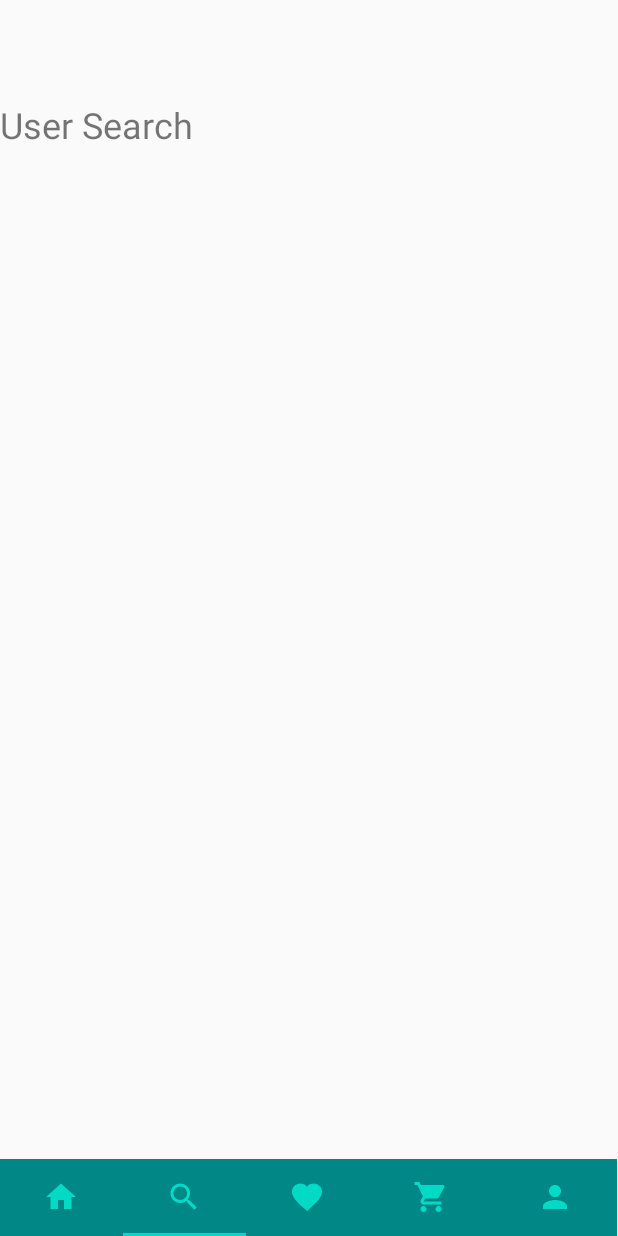
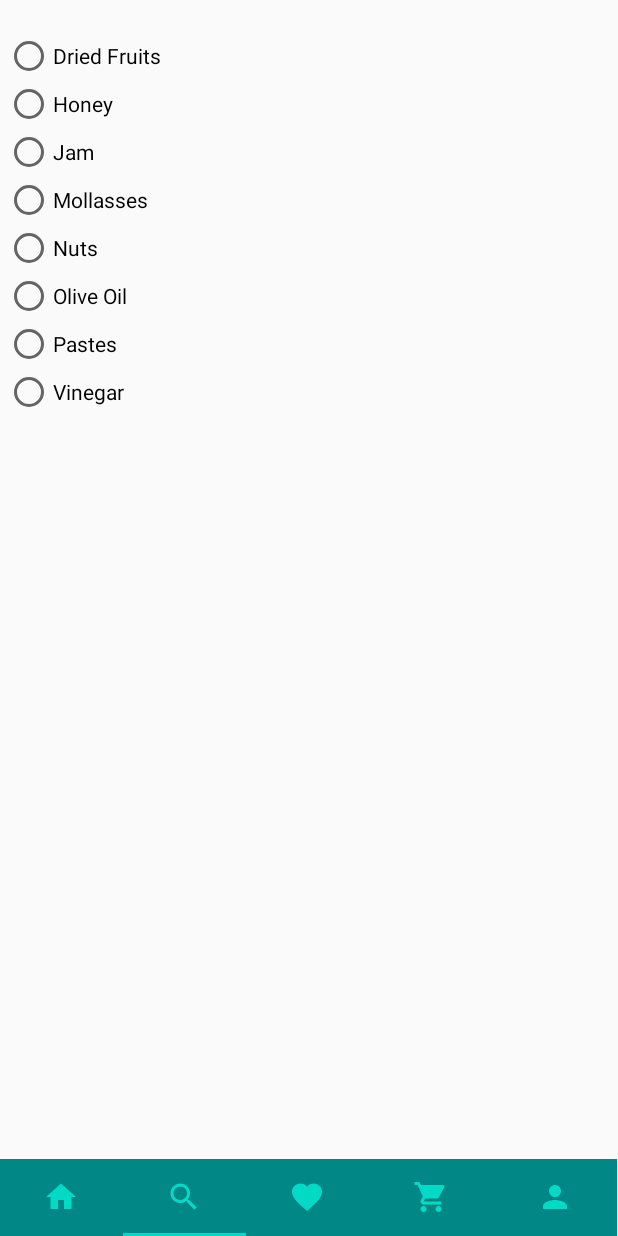
Before and after one commit to ozgurbaltaci/Organics-E-commerce-app, an Android app: the screen it shows after launch once a user with an empty profile is signed in (MainActivity), item 2 of the bottom bar chosen, on a phone screen of 412 x 824 dp. Run offline under Robolectric (Android 15) with nearby library versions, the light colour scheme and no system bars; our stand-ins replace Firebase (no records; nobody signed in at launch, a user with empty details on screens opened directly), Picasso; libraries missing offline, so code that uses them is left out: com.denzcoskun.imageslider, me.relex.circleindicator, ru.tinkoff.scrollingpagerindicator; 3 statements that could not run were skipped.

Commit message:
my filtering page

```diff
--- a/app/src/main/java/com/example/mp_organicmarketproject/UserSearchButton.java
+++ b/app/src/main/java/com/example/mp_organicmarketproject/UserSearchButton.java
@@ -4,12 +4,37 @@ import android.os.Bundle;
 import android.view.LayoutInflater;
 import android.view.View;
 import android.view.ViewGroup;
+import android.widget.RadioButton;
+import android.widget.RadioGroup;
+import android.widget.Switch;
 
 import androidx.annotation.NonNull;
 import androidx.annotation.Nullable;
+import androidx.cardview.widget.CardView;
 import androidx.fragment.app.Fragment;
+import androidx.recyclerview.widget.GridLayoutManager;
+import androidx.recyclerview.widget.LinearLayoutManager;
+import androidx.recyclerview.widget.RecyclerView;
+
+import com.google.firebase.database.DataSnapshot;
+import com.google.firebase.database.DatabaseError;
+import com.google.firebase.database.DatabaseReference;
+import com.google.firebase.database.FirebaseDatabase;
+import com.google.firebase.database.ValueEventListener;
+
+import java.util.ArrayList;
+import java.util.List;
 
 public class UserSearchButton extends Fragment {
+        RadioButton radioButton1,radioButton2,radioButton3,radioButton4,radioButton5,radioButton6,radioButton7,radioButton8;
+        RecyclerView cardView ;
+        ProductsAdapter adapterProducts;
+        RadioGroup group;
+        FirebaseDatabase database;
+        DatabaseReference databaseReference;
+        List<Product> productList;
+
+        RecyclerView.LayoutManager layoutManager;
 
     public UserSearchButton(){
 
@@ -18,6 +43,63 @@ public class UserSearchButton extends Fragment {
     @Nullable
     @Override
     public View onCreateView(@NonNull LayoutInflater inflater, @Nullable ViewGroup container, @Nullable Bundle savedInstanceState) {
-        return inflater.inflate(R.layout.usersearch_fragment, container, false);
+        View view =inflater.inflate(R.layout.usersearch_fragment, container, false);
+            cardView = view.findViewById(R.id.listOfAllCategories);
+        group = view.findViewById(R.id.radioButtonGroup);
+
+
+        RadioButton button111 = view.findViewById(R.id.radioButton);
+        group.setOnCheckedChangeListener(new RadioGroup.OnCheckedChangeListener() {
+            @Override
+            public void onCheckedChanged(RadioGroup group, int checkedId) {
+                int id = group.getCheckedRadioButtonId();
+
+                RadioButton radioButtonCurrent = view.findViewById(id);
+                String currentCategory = "Category:"+radioButtonCurrent.getText().toString();
+                buttonGroupDatabase(currentCategory);
+
+            }
+        });
+        layoutManager = new GridLayoutManager(getContext(),2);
+        //layoutManager = new LinearLayoutManager(getContext(), RecyclerView.VERTICAL, false);
+        cardView.setLayoutManager(layoutManager);
+        return view;
+    }
+
+
+
+
+    public void buttonGroupDatabase(String category){
+        productList= new ArrayList<>();
+        databaseReference= FirebaseDatabase.getInstance().getReference();
+        databaseReference.addValueEventListener(new ValueEventListener() {
+            @Override
+            public void onDataChange(@NonNull DataSnapshot snapshot) {
+                for (DataSnapshot ds: snapshot.getChildren()) {
+                    if(ds.getKey().equalsIgnoreCase(category)){
+                        for (DataSnapshot innerds:ds.getChildren()
+                             ) {
+                            productList.add(innerds.getValue(Product.class));
+                            for (Product a:productList
+                                 ) {
+                                System.out.println(a.getproductName()+"*****************");
+                            }
+                        }
+
+                    }
+
+                }
+                adapterProducts = new ProductsAdapter(getContext(),productList);
+                System.out.println(productList.size());
+                cardView.setAdapter(adapterProducts);
+            }
+
+            @Override
+            public void onCancelled(@NonNull DatabaseError error) {
+
+            }
+        });
+
+
     }
 }
--- a/app/src/main/res/layout/usersearch_fragment.xml
+++ b/app/src/main/res/layout/usersearch_fragment.xml
@@ -1,18 +1,83 @@
 <?xml version="1.0" encoding="utf-8"?>
-<FrameLayout xmlns:android="http://schemas.android.com/apk/res/android"
+<androidx.constraintlayout.widget.ConstraintLayout xmlns:android="http://schemas.android.com/apk/res/android"
     xmlns:app="http://schemas.android.com/apk/res-auto"
+    xmlns:tools="http://schemas.android.com/tools"
     android:layout_width="match_parent"
     android:layout_height="match_parent"
-    xmlns:tools="http://schemas.android.com/tools"
     tools:context=".UserSearchButton">
 
 
-    <TextView
+    <RadioGroup
+        android:id="@+id/radioButtonGroup"
+        android:layout_width="403dp"
+        android:layout_height="272dp"
+        android:layout_marginTop="100dp"
+        app:layout_constraintBottom_toTopOf="@+id/listOfAllCategories"
+        app:layout_constraintEnd_toEndOf="parent"
+        app:layout_constraintStart_toStartOf="parent"
+        app:layout_constraintTop_toTopOf="parent"
+        app:layout_constraintVertical_bias="0.02">
+
+        <RadioButton
+            android:id="@+id/radioButton"
+            android:layout_width="match_parent"
+            android:layout_height="wrap_content"
+            android:text="Dried Fruits" />
+
+        <RadioButton
+            android:id="@+id/radioButton2"
+            android:layout_width="match_parent"
+            android:layout_height="wrap_content"
+            android:text="Honey" />
+
+        <RadioButton
+            android:id="@+id/radioButton3"
+            android:layout_width="match_parent"
+            android:layout_height="wrap_content"
+            android:text="Jam" />
+
+        <RadioButton
+            android:id="@+id/radioButton4"
+            android:layout_width="match_parent"
+            android:layout_height="wrap_content"
+            android:text="Mollasses" />
+
+        <RadioButton
+            android:id="@+id/radioButton5"
+            android:layout_width="match_parent"
+            android:layout_height="wrap_content"
+            android:text="Nuts" />
+
+        <RadioButton
+            android:id="@+id/radioButton6"
+            android:layout_width="match_parent"
+            android:layout_height="wrap_content"
+            android:text="Olive Oil" />
+
+        <RadioButton
+            android:id="@+id/radioButton7"
+            android:layout_width="match_parent"
+            android:layout_height="wrap_content"
+            android:text="Pastes" />
+
+        <RadioButton
+            android:id="@+id/radioButton8"
+            android:layout_width="match_parent"
+            android:layout_height="wrap_content"
+            android:text="Vinegar" />
+    </RadioGroup>
+
+    <androidx.recyclerview.widget.RecyclerView
+        android:id="@+id/listOfAllCategories"
         android:layout_width="match_parent"
-        android:layout_height="wrap_content"
-        android:layout_marginTop="50dp"
-        android:text="@string/user_search"
-        android:textSize="24sp" />
+        android:layout_height="394dp"
+        android:layout_marginTop="14dp"
+        android:layout_marginBottom="80dp"
+        app:layout_constraintBottom_toBottomOf="parent"
+        app:layout_constraintEnd_toEndOf="parent"
+        app:layout_constraintHorizontal_bias="0.0"
+        app:layout_constraintStart_toStartOf="parent"
+        app:layout_constraintTop_toBottomOf="@+id/radioButtonGroup" />
 
 
-</FrameLayout>
+</androidx.constraintlayout.widget.ConstraintLayout>
```
Also changed, not shown: app/src/main/java/com/example/mp_organicmarketproject/MyProfilePageActivity.java (+43 -40 lines), app/src/main/res/layout/activity_my_profile_page.xml (+22 -11 lines).
